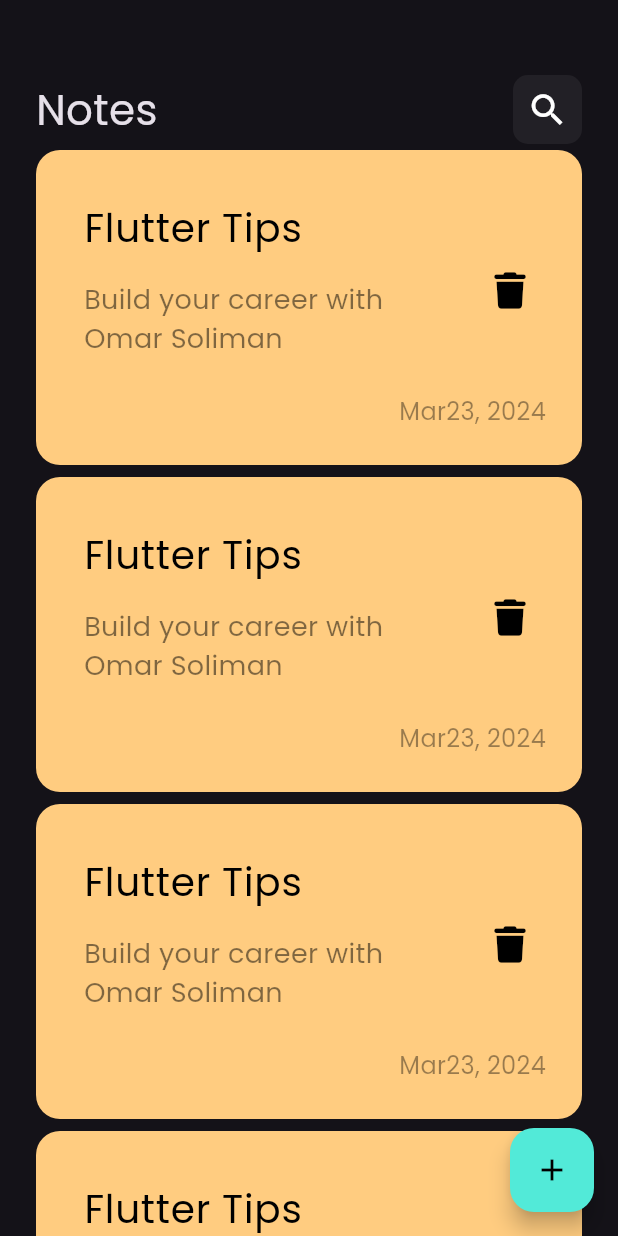
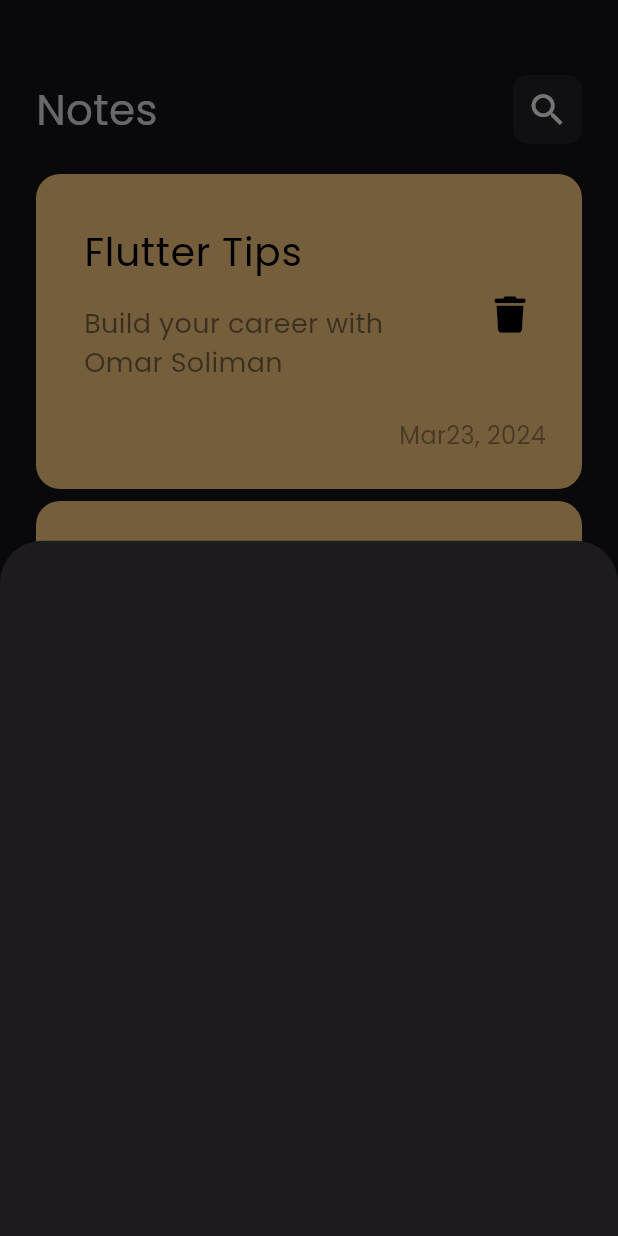
Before and after one commit to omarshaf3y/notes_app, a Flutter app: the screen it shows after launch, after a tap on the "add" icon, on a phone screen of 412 x 824 dp. Run offline on Flutter 3.47's test engine with Material 3 defaults, Android fonts, the phone set to English and light mode, and no system bars; our stand-ins replace font_awesome_flutter.

Commit message:
show modal bottom sheet

```diff
--- a/lib/views/notes_view.dart
+++ b/lib/views/notes_view.dart
@@ -1,4 +1,5 @@
 import 'package:flutter/material.dart';
+import 'package:notes_app/views/widgets/add_note_bottom_sheet.dart';
 
 import 'widgets/notes_view_body.dart';
 
@@ -9,7 +10,13 @@ class NotesView extends StatelessWidget {
   Widget build(BuildContext context) {
     return Scaffold(
       floatingActionButton: FloatingActionButton(
-        onPressed: () {},
+        onPressed: () {
+          showModalBottomSheet(
+              context: context,
+              builder: (context) {
+                return const AddNoteBottomSheet();
+              });
+        },
         backgroundColor: const Color(0xff52ead8),
         child: const Icon(
           Icons.add,
--- /dev/null
+++ b/lib/views/widgets/add_note_bottom_sheet.dart
@@ -0,0 +1,10 @@
+import 'package:flutter/material.dart';
+
+class AddNoteBottomSheet extends StatelessWidget {
+  const AddNoteBottomSheet({super.key});
+
+  @override
+  Widget build(BuildContext context) {
+    return Container();
+  }
+}
--- a/lib/views/widgets/notes_list_view.dart
+++ b/lib/views/widgets/notes_list_view.dart
@@ -5,11 +5,16 @@ class NotesListView extends StatelessWidget {
   const NotesListView({super.key});
   @override
   Widget build(BuildContext context) {
-    return ListView.builder(itemBuilder: (context, index) {
-      return const Padding(
-        padding: EdgeInsets.symmetric(vertical: 4),
-        child: NoteItem(),
-      );
-    });
+    return Padding(
+      padding: const EdgeInsets.symmetric(vertical: 16),
+      child: ListView.builder(
+          padding: EdgeInsets.zero,
+          itemBuilder: (context, index) {
+            return const Padding(
+              padding: EdgeInsets.symmetric(vertical: 4),
+              child: NoteItem(),
+            );
+          }),
+    );
   }
 }
```
